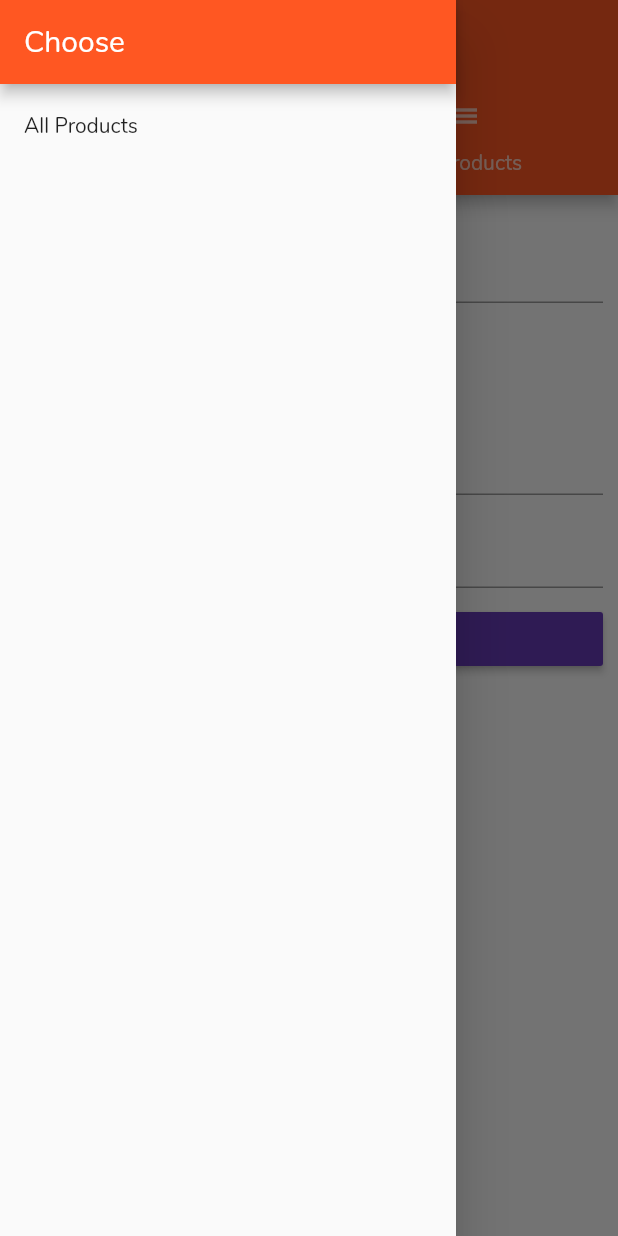
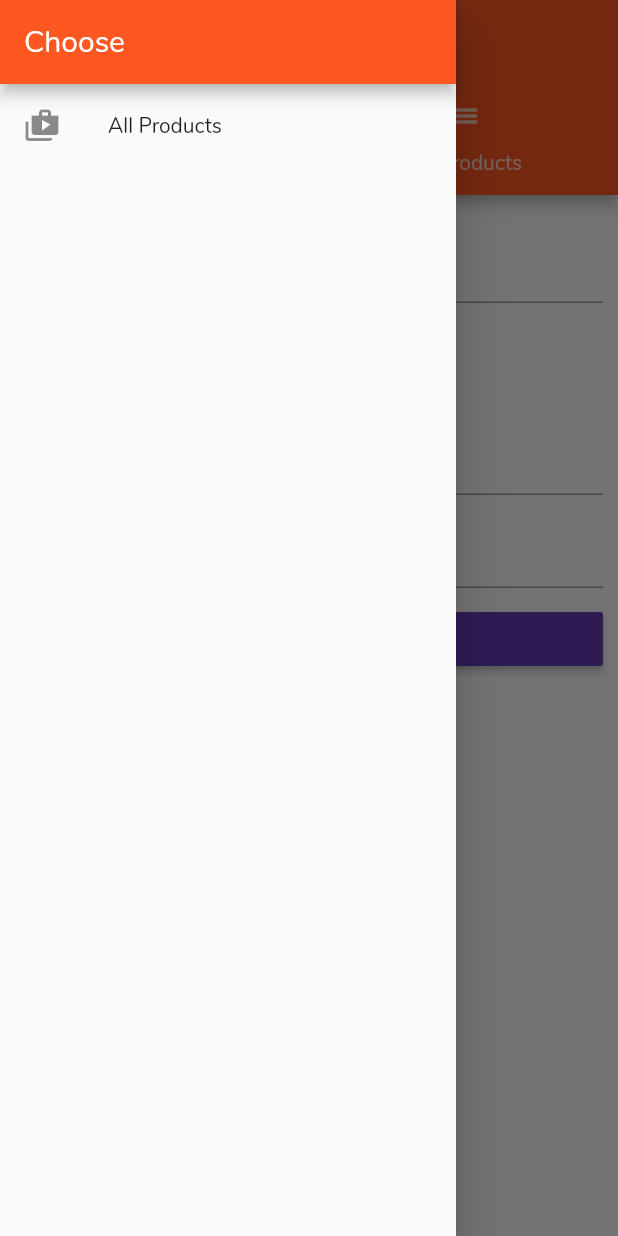
Before and after one commit to ardiibas/flutter_course, a Flutter app: the ProductsAdminPage screen opened by its route, with the side drawer open, on a phone screen of 412 x 824 dp. Run offline on Flutter 3.47's test engine with Material 2 defaults, Android fonts, the phone set to English and light mode, and no system bars.

Commit message:
add icon in navigation drawer

```diff
--- a/lib/pages/products.dart
+++ b/lib/pages/products.dart
@@ -18,6 +18,7 @@ class ProductsPage extends StatelessWidget {
               title: Text('Choose'),
             ),
             ListTile(
+              leading: Icon(Icons.create),
               title: Text('Manage Products'),
               onTap: () {
                 Navigator.pushReplacementNamed(context, '/admin');
--- a/lib/pages/products_admin.dart
+++ b/lib/pages/products_admin.dart
@@ -22,6 +22,7 @@ class ProductsAdminPage extends StatelessWidget {
                 title: Text('Choose'),
               ),
               ListTile(
+                leading: Icon(Icons.shop_two),
                 title: Text('All Products'),
                 onTap: () {
                   Navigator.pushReplacementNamed(context, '/products');
```
